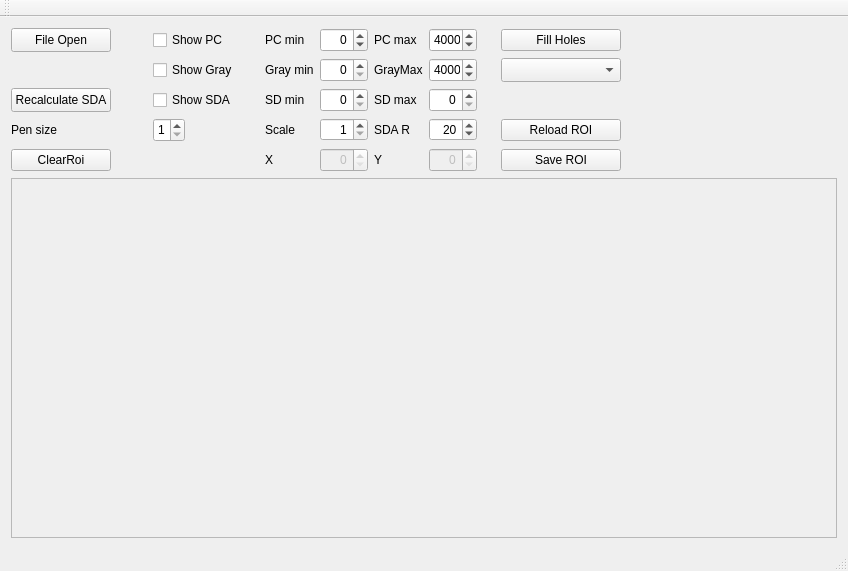
Above: mainwindow.ui from marcinkociolek/XrayAnnotationTool before the change. Below: the same form after it.
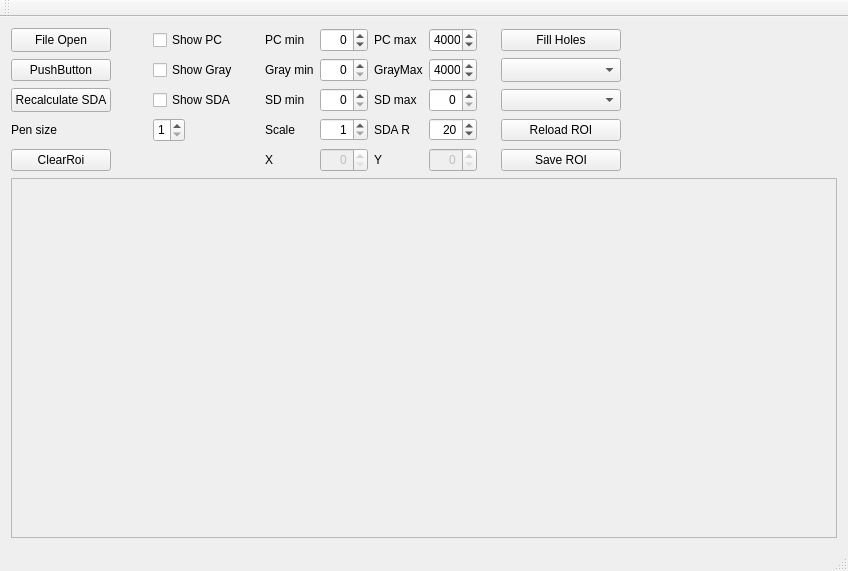
That is the form after the change. Custom widgets are drawn as their Qt base class.

Diff of the .ui file:
```diff
--- a/mainwindow.ui
+++ b/mainwindow.ui
@@ -6,7 +6,7 @@
    <rect>
     <x>0</x>
     <y>0</y>
-    <width>733</width>
+    <width>833</width>
     <height>571</height>
    </rect>
   </property>
@@ -541,6 +541,16 @@
       </property>
      </widget>
     </item>
+    <item row="5" column="16">
+     <widget class="QComboBox" name="comboBoxEditMode"/>
+    </item>
+    <item row="4" column="0">
+     <widget class="QPushButton" name="pushButtonSaveCropped">
+      <property name="text">
+       <string>PushButton</string>
+      </property>
+     </widget>
+    </item>
    </layout>
   </widget>
   <widget class="QMenuBar" name="menuBar">
```
Left out of the diff: 4 changed lines with no effect on the pictures.
